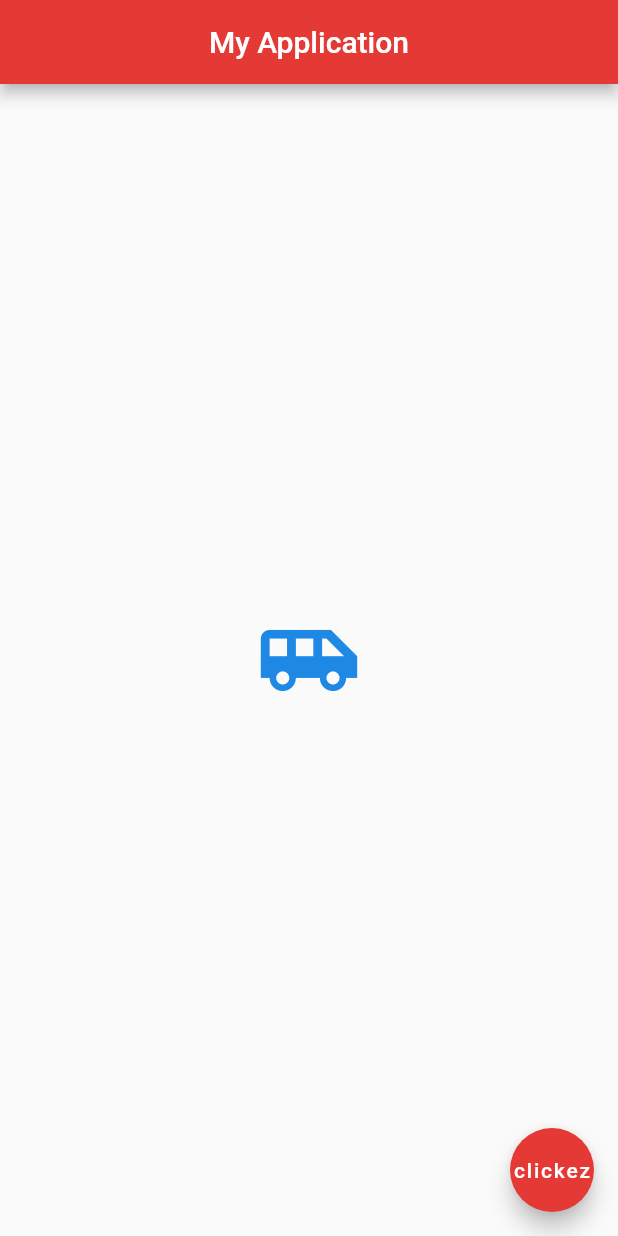
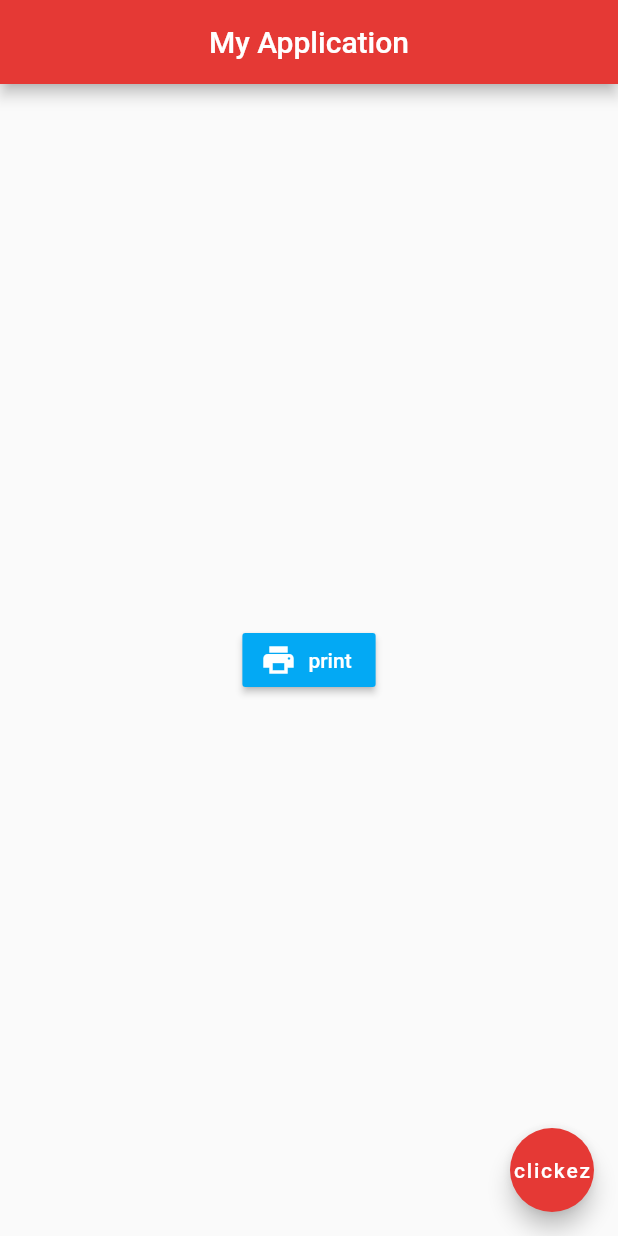
Before and after one commit to Mohammed-Benotmane/learning_flutter, a Flutter app: the screen it shows after launch, on a phone screen of 412 x 824 dp. Run offline on Flutter 3.47's test engine with Material 2 defaults, Android fonts, the phone set to English and light mode, and no system bars.

Commit message:
adding icons to button

```diff
--- a/lib/main.dart
+++ b/lib/main.dart
@@ -14,10 +14,17 @@ class Home extends StatelessWidget {
         backgroundColor: Colors.red[600],
       ),
       body: Center(
-        child: Icon(
-          Icons.airport_shuttle,
-          color: Colors.blue[600],
-          size: 70.0,
+        child: RaisedButton.icon(
+            onPressed: (){
+              print('you clicked the button');
+            },
+            icon: Icon(
+              Icons.print,
+              color: Colors.white,
+            ),
+            label: Text('print'),
+            textColor: Colors.white,
+            color: Colors.lightBlue,
         ),
       ),
       floatingActionButton: FloatingActionButton(
```
